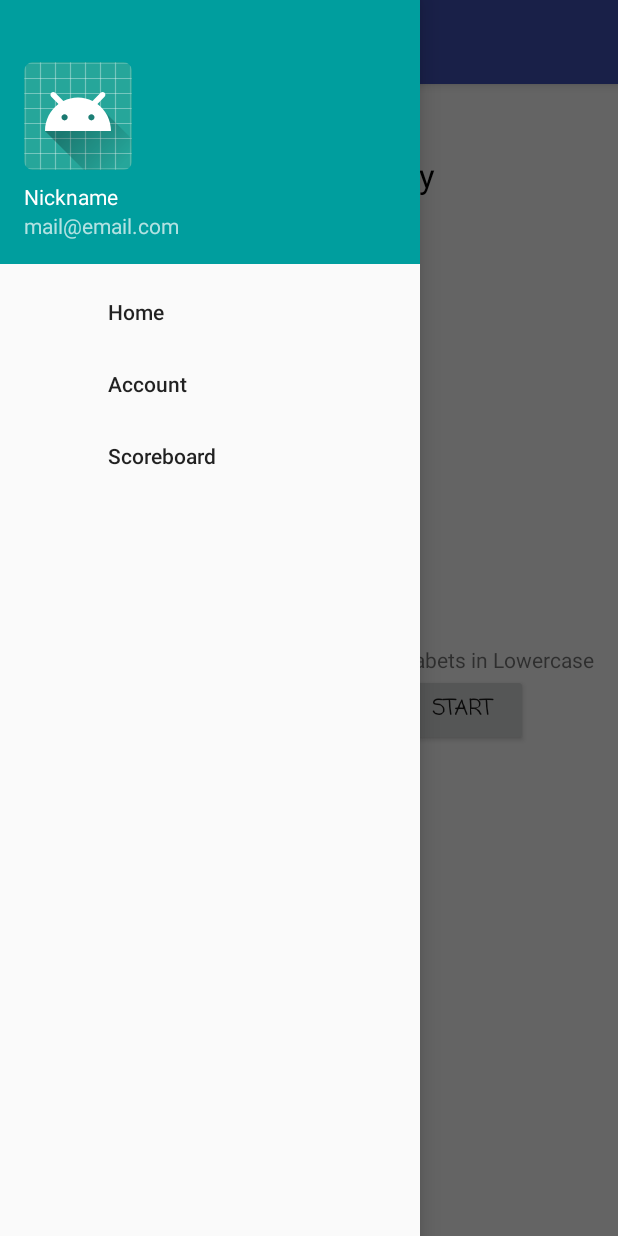
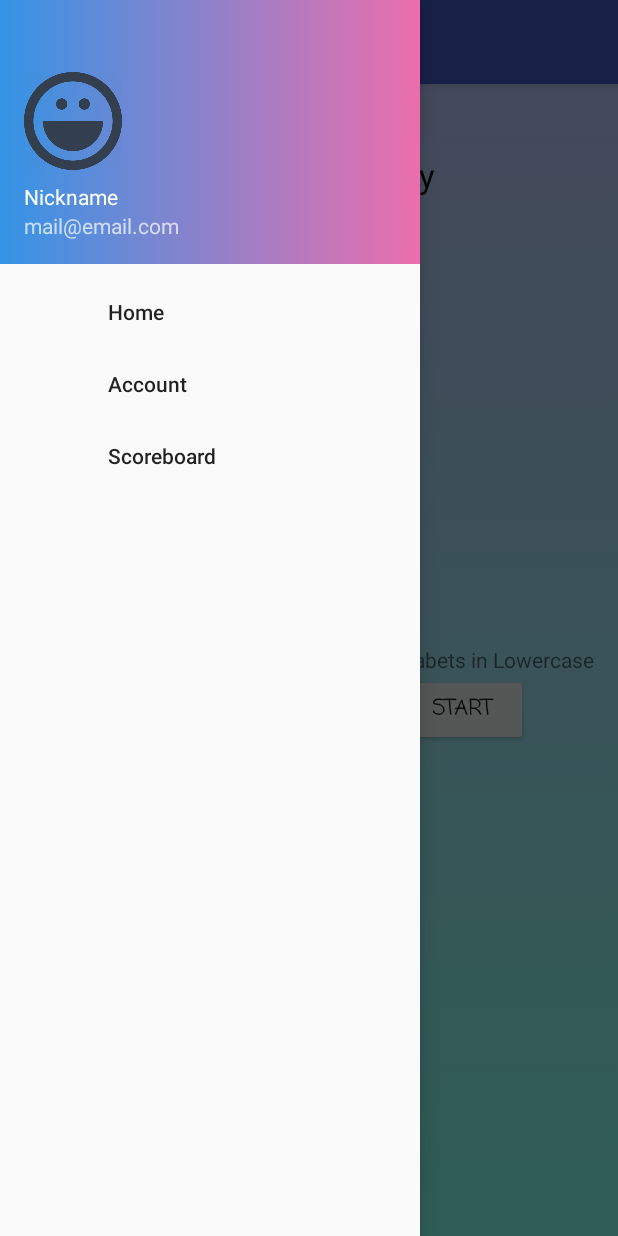
Before and after one commit to xtrixia/LearningApp, an Android app: the screen it shows after launch (MainActivity), with the side drawer open, on a phone screen of 412 x 824 dp. Run offline under Robolectric (Android 15) with nearby library versions, the phone set to English and light mode, and no system bars; our stand-ins replace Firebase (no records; nobody signed in at launch, a user with empty details on screens opened directly).

Commit message:
Add background for all layouts

```diff
--- /dev/null
+++ b/app/src/main/res/drawable/digitalwater_background.xml
@@ -0,0 +1,11 @@
+<?xml version="1.0" encoding="utf-8"?>
+<selector xmlns:android="http://schemas.android.com/apk/res/android">
+    <item>
+        <shape>
+            <gradient
+                android:angle="90"
+                android:startColor="#74ebd5"
+                android:endColor="#ACB6E5"/>
+        </shape>
+    </item>
+</selector>
--- /dev/null
+++ b/app/src/main/res/drawable/vicecity_background.xml
@@ -0,0 +1,10 @@
+<?xml version="1.0" encoding="utf-8"?>
+<selector xmlns:android="http://schemas.android.com/apk/res/android">
+    <item>
+        <shape>
+            <gradient
+                android:startColor="#3494E6"
+                android:endColor="#EC6EAD"/>
+        </shape>
+    </item>
+</selector>
--- a/app/src/main/res/layout/activity_home.xml
+++ b/app/src/main/res/layout/activity_home.xml
@@ -5,6 +5,7 @@
     android:layout_width="match_parent"
     android:layout_height="match_parent"
     android:padding="16dp"
+    android:background="@drawable/digitalwater_background"
     tools:context="com.example.aferyannie.learningapp.HomeActivity">
 
     <TextView
--- a/app/src/main/res/layout/activity_login.xml
+++ b/app/src/main/res/layout/activity_login.xml
@@ -4,6 +4,7 @@
     xmlns:tools="http://schemas.android.com/tools"
     android:layout_width="match_parent"
     android:layout_height="match_parent"
+    android:background="@drawable/digitalwater_background"
     tools:context="com.example.aferyannie.learningapp.LoginActivity">
 
     <com.facebook.login.widget.LoginButton
@@ -43,6 +44,7 @@
         android:paddingLeft="32dp"
         android:paddingRight="32dp"
         android:paddingTop="12dp"
+        android:textColor="@color/white"
         android:text="@string/click_login"
         android:textAppearance="@style/com_facebook_auth_dialog_instructions_textview" />
 
--- a/app/src/main/res/layout/activity_logout.xml
+++ b/app/src/main/res/layout/activity_logout.xml
@@ -4,6 +4,7 @@
     xmlns:tools="http://schemas.android.com/tools"
     android:layout_width="match_parent"
     android:layout_height="match_parent"
+    android:background="@drawable/digitalwater_background"
     tools:context="com.example.aferyannie.learningapp.LogoutActivity">
 
     <Button
@@ -26,9 +27,9 @@
         android:text="@string/account_info"
         android:layout_centerInParent="true"
         android:layout_above="@id/btnLogout"
+        android:textColor="@color/white"
         android:paddingLeft="32dp"
         android:paddingRight="32dp"
-        android:textColor="@android:color/holo_red_dark"
         android:textAppearance="@style/com_facebook_auth_dialog_instructions_textview"/>
 
 </RelativeLayout>
--- a/app/src/main/res/layout/activity_nickname.xml
+++ b/app/src/main/res/layout/activity_nickname.xml
@@ -4,6 +4,7 @@
     xmlns:tools="http://schemas.android.com/tools"
     android:layout_width="match_parent"
     android:layout_height="match_parent"
+    android:background="@drawable/digitalwater_background"
     tools:context="com.example.aferyannie.learningapp.NicknameActivity">
 
     <android.support.constraint.ConstraintLayout xmlns:android="http://schemas.android.com/apk/res/android"
--- a/app/src/main/res/layout/activity_result.xml
+++ b/app/src/main/res/layout/activity_result.xml
@@ -4,6 +4,7 @@
     xmlns:tools="http://schemas.android.com/tools"
     android:layout_width="match_parent"
     android:layout_height="match_parent"
+    android:background="@drawable/digitalwater_background"
     tools:context="com.example.aferyannie.learningapp.ResultActivity">
 
     <TextView
--- a/app/src/main/res/layout/activity_scoreboard.xml
+++ b/app/src/main/res/layout/activity_scoreboard.xml
@@ -4,6 +4,7 @@
     xmlns:tools="http://schemas.android.com/tools"
     android:layout_width="match_parent"
     android:layout_height="match_parent"
+    android:background="@drawable/digitalwater_background"
     tools:context="com.example.aferyannie.learningapp.ScoreboardActivity">
 
     <android.support.constraint.ConstraintLayout xmlns:android="http://schemas.android.com/apk/res/android"
--- a/app/src/main/res/layout/list_layout.xml
+++ b/app/src/main/res/layout/list_layout.xml
@@ -8,6 +8,8 @@
         android:layout_width="match_parent"
         android:layout_height="wrap_content"
         android:text="TextView"
+        android:fontFamily="casual"
+        android:textStyle="bold"
         android:textAppearance="@style/Base.TextAppearance.AppCompat.Large"
         android:layout_margin="5dp"
         android:paddingTop="10dp"/>
--- a/app/src/main/res/layout/nav_header.xml
+++ b/app/src/main/res/layout/nav_header.xml
@@ -2,16 +2,16 @@
 <LinearLayout xmlns:android="http://schemas.android.com/apk/res/android"
     android:layout_width="match_parent"
     android:layout_height="176dp"
-    android:background="@color/turquoise"
+    android:background="@drawable/vicecity_background"
     android:gravity="bottom"
     android:orientation="vertical"
     android:padding="16dp"
     android:theme="@style/ThemeOverlay.AppCompat.Dark">
 
     <ImageView
-        android:layout_width="wrap_content"
-        android:layout_height="wrap_content"
-        android:src="@mipmap/ic_launcher_round" />
+        android:layout_width="65dp"
+        android:layout_height="65dp"
+        android:src="@drawable/emoji_smile" />
 
     <TextView
         android:id="@+id/nickname"
```
Also changed, not shown: app/src/main/java/com/example/aferyannie/learningapp/CategoryActivity.java (+8 -0 lines), app/src/main/res/layout/activity_category.xml (+4 -5 lines), app/src/main/res/drawable/emoji_smile.png (added).
